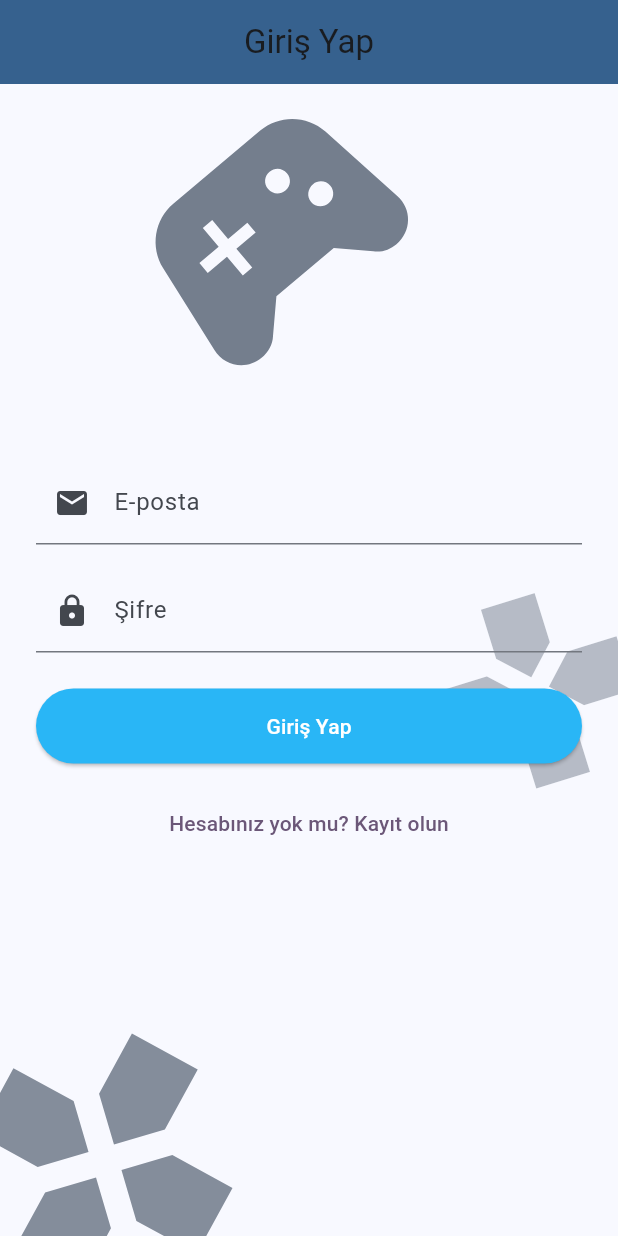
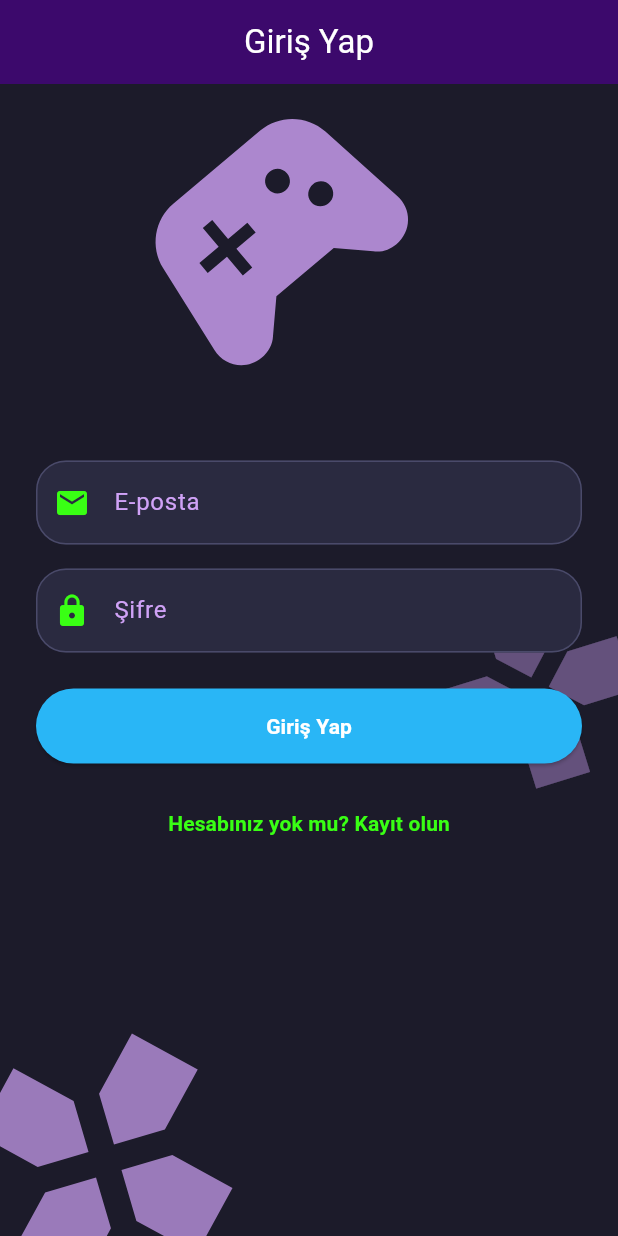
Before and after one commit to Erenakdogan/duobul, a Flutter app: the screen it shows after launch, on a phone screen of 412 x 824 dp. Run offline on Flutter 3.47's test engine with Material 3 defaults, Android fonts, the light colour scheme and no system bars.

Commit message:
Update main.dart
main ufak bug fix

```diff
--- a/duobul/lib/main.dart
+++ b/duobul/lib/main.dart
@@ -1,3 +1,4 @@
+import 'package:duobul/ThemeData/themedata.dart';
 import 'package:flutter/material.dart';
 import 'screens/signup.dart';
 
@@ -12,10 +13,7 @@ class MainApp extends StatelessWidget {
   Widget build(BuildContext context) {
     return MaterialApp(
       debugShowCheckedModeBanner: false,
-      theme: ThemeData(
-        useMaterial3: true,
-        colorScheme: ColorScheme.fromSeed(seedColor: Colors.blue),
-      ),
+      theme: duoBulDarkPurpleTheme,
       home: const SignUpScreen(),
     );
   }
```
